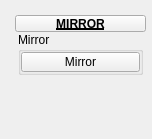
First picture: the form in tentacle/ui/uiLevel_3/mirror.ui, repository m3trik/tentacle, before the edit.
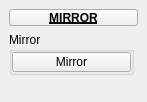
Second picture: the form after the edit. Custom widgets are drawn as their Qt base class.

```diff
--- a/tentacle/ui/uiLevel_3/mirror.ui
+++ b/tentacle/ui/uiLevel_3/mirror.ui
@@ -9,13 +9,13 @@
    <rect>
     <x>0</x>
     <y>0</y>
-    <width>152</width>
-    <height>139</height>
+    <width>147</width>
+    <height>102</height>
    </rect>
   </property>
   <property name="minimumSize">
    <size>
-    <width>120</width>
+    <width>0</width>
     <height>0</height>
    </size>
   </property>
@@ -43,21 +43,37 @@
    <set>QMainWindow::AllowNestedDocks|QMainWindow::AllowTabbedDocks|QMainWindow::AnimatedDocks|QMainWindow::ForceTabbedDocks</set>
   </property>
   <widget class="QWidget" name="mainWindow">
-   <widget class="QWidget" name="layoutWidget_2">
-    <property name="geometry">
-     <rect>
-      <x>15</x>
-      <y>15</y>
-      <width>131</width>
-      <height>101</height>
-     </rect>
-    </property>
-    <layout class="QGridLayout" name="gridLayout_2">
-     <property name="spacing">
-      <number>0</number>
-     </property>
-     <item row="1" column="1" colspan="2">
-      <layout class="QHBoxLayout" name="horizontalLayout">
+   <layout class="QVBoxLayout" name="verticalLayout_3">
+    <item>
+     <widget class="PushButtonDraggable" name="draggable_header">
+      <property name="minimumSize">
+       <size>
+        <width>19</width>
+        <height>17</height>
+       </size>
+      </property>
+      <property name="maximumSize">
+       <size>
+        <width>999</width>
+        <height>17</height>
+       </size>
+      </property>
+      <property name="font">
+       <font>
+        <weight>75</weight>
+        <bold>true</bold>
+        <underline>true</underline>
+        <kerning>true</kerning>
+       </font>
+      </property>
+      <property name="text">
+       <string>MIRROR</string>
+      </property>
+      <property name="checkable">
+       <bool>true</bool>
+      </property>
+     </widget>
+    </item>
        <item>
         <layout class="QVBoxLayout" name="verticalLayout">
          <property name="spacing">
@@ -143,39 +159,6 @@
         </layout>
        </item>
       </layout>
-     </item>
-     <item row="0" column="1" colspan="2">
-      <widget class="PushButtonDraggable" name="draggable_header">
-       <property name="minimumSize">
-        <size>
-         <width>19</width>
-         <height>17</height>
-        </size>
-       </property>
-       <property name="maximumSize">
-        <size>
-         <width>999</width>
-         <height>17</height>
-        </size>
-       </property>
-       <property name="font">
-        <font>
-         <weight>75</weight>
-         <bold>true</bold>
-         <underline>true</underline>
-         <kerning>true</kerning>
-        </font>
-       </property>
-       <property name="text">
-        <string>MIRROR</string>
-       </property>
-       <property name="checkable">
-        <bool>true</bool>
-       </property>
-      </widget>
-     </item>
-    </layout>
-   </widget>
   </widget>
  </widget>
  <customwidgets>
```
Lines whose indentation alone changed are shown as unchanged.
